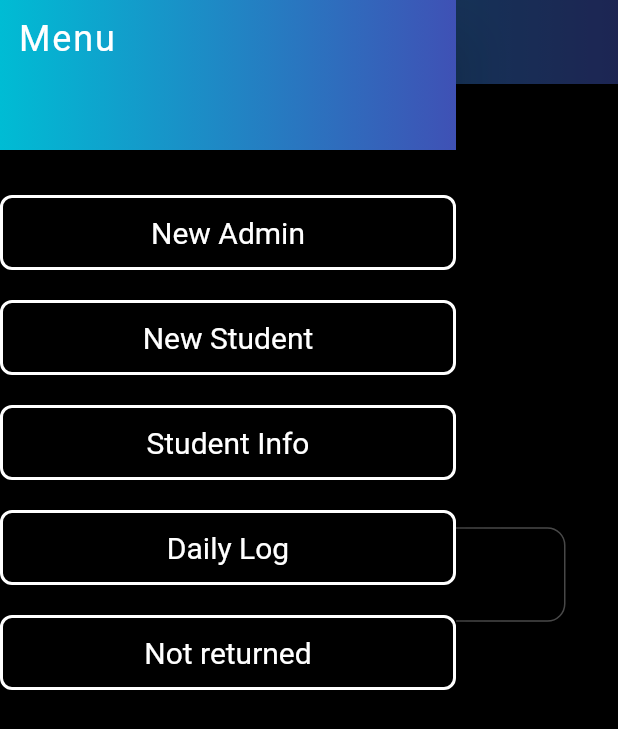
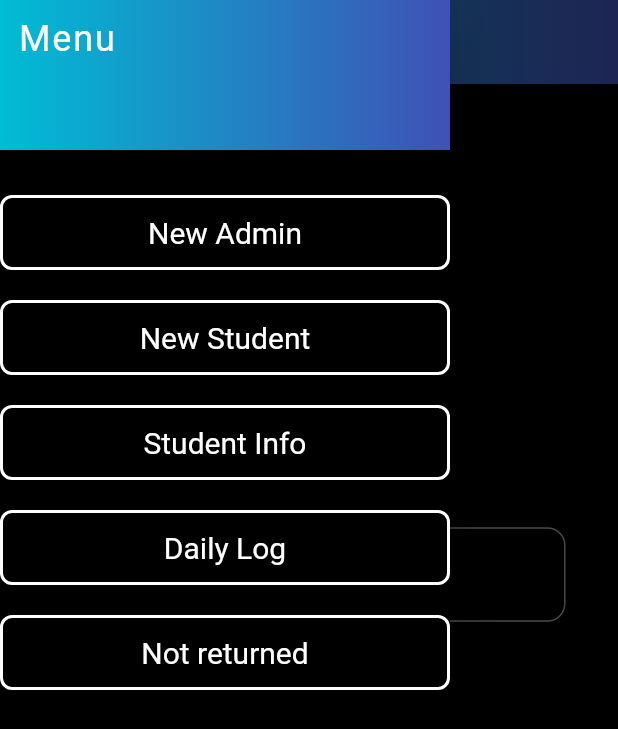
Before and after one commit to ManishModak/appwrite_hackathon, a Flutter app: the screen it shows after launch, with the side drawer open, on a phone screen of 412 x 824 dp. Shown: the top 729 px of the screen. Run offline on Flutter 3.47's test engine with Material 2 defaults, Android fonts, the light colour scheme and no system bars; our stand-ins replace appwrite, firebase_core, flutter_spinkit, image_picker, shared_preferences; accounts and stored records are empty.

Commit message:
drawer set for landscape and Portrait mode.

```diff
--- a/lib/pages/manualentry_page.dart
+++ b/lib/pages/manualentry_page.dart
@@ -12,8 +12,24 @@ class ManualEntry extends StatefulWidget {
 class _ManualEntryState extends State<ManualEntry> {
 
   final GlobalKey<FormState> formkey = GlobalKey<FormState>();
+
   final TextEditingController id = TextEditingController();
+
   String messageShowed = '';
+
+  late Orientation orientation ;
+
+  double customWidthDrawer(Orientation orientation)
+  {
+    if(orientation == Orientation.landscape)
+    {
+      return 600 ;
+    }
+    else
+    {
+      return 300 ;
+    }
+  }
 
   bool _isValidId(String id) {
     final RegExp validIdRegex = RegExp(r'^[a-zA-Z0-9][a-zA-Z0-9_]*$');
@@ -54,6 +70,9 @@ class _ManualEntryState extends State<ManualEntry> {
 
   @override
   Widget build(BuildContext context) {
+
+    orientation = MediaQuery.of(context).orientation;
+
     return SafeArea(
       child: Scaffold(
         appBar: PreferredSize(
@@ -70,6 +89,7 @@ class _ManualEntryState extends State<ManualEntry> {
           ),
         ),
         drawer: Drawer(
+          width: customWidthDrawer(orientation),
           backgroundColor: Colors.black,
           child: ListView(
             children: [
```
